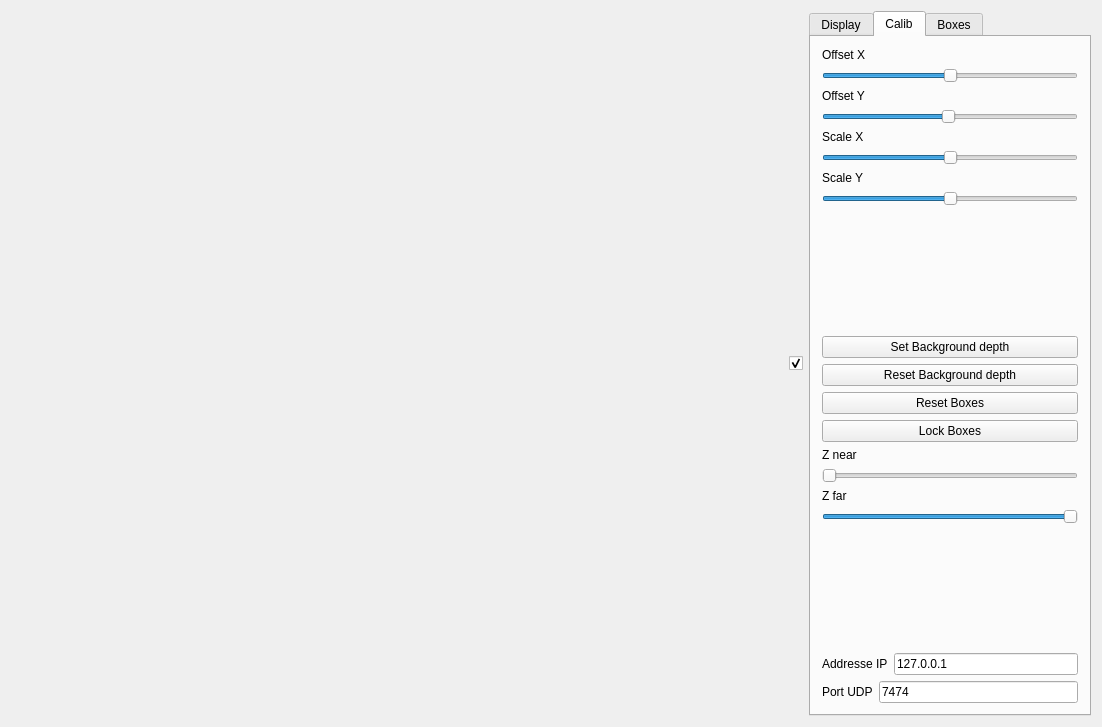
First picture: the form in mainwindow.ui, repository yquemener/Natural-Navigator, before the edit.
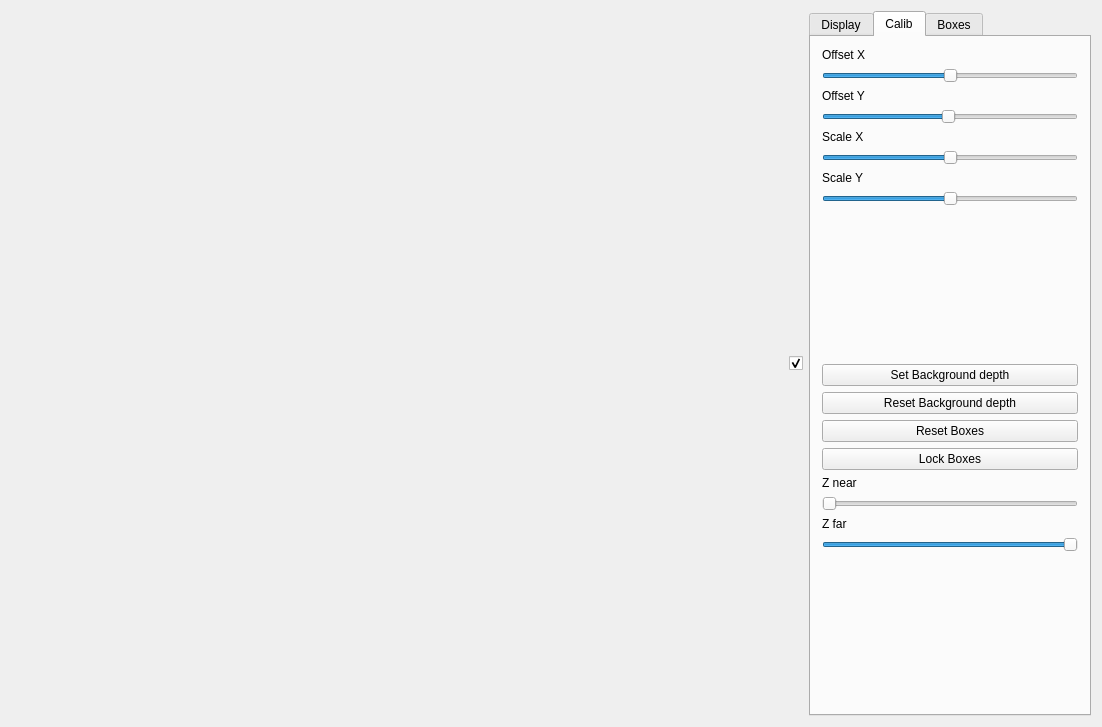
Second picture: the form after the edit.

Diff of the .ui file:
```diff
--- a/mainwindow.ui
+++ b/mainwindow.ui
@@ -472,42 +472,6 @@
           </property>
          </spacer>
         </item>
-        <item>
-         <layout class="QHBoxLayout" name="horizontalLayout_9">
-          <item>
-           <widget class="QLabel" name="label_1">
-            <property name="text">
-             <string>Addresse IP</string>
-            </property>
-           </widget>
-          </item>
-          <item>
-           <widget class="QLineEdit" name="edt_ipadr">
-            <property name="text">
-             <string>127.0.0.1</string>
-            </property>
-           </widget>
-          </item>
-         </layout>
-        </item>
-        <item>
-         <layout class="QHBoxLayout" name="horizontalLayout_10">
-          <item>
-           <widget class="QLabel" name="label_5">
-            <property name="text">
-             <string>Port UDP</string>
-            </property>
-           </widget>
-          </item>
-          <item>
-           <widget class="QLineEdit" name="edt_port">
-            <property name="text">
-             <string>7474</string>
-            </property>
-           </widget>
-          </item>
-         </layout>
-        </item>
        </layout>
       </widget>
       <widget class="QWidget" name="tab_boxes">
```
